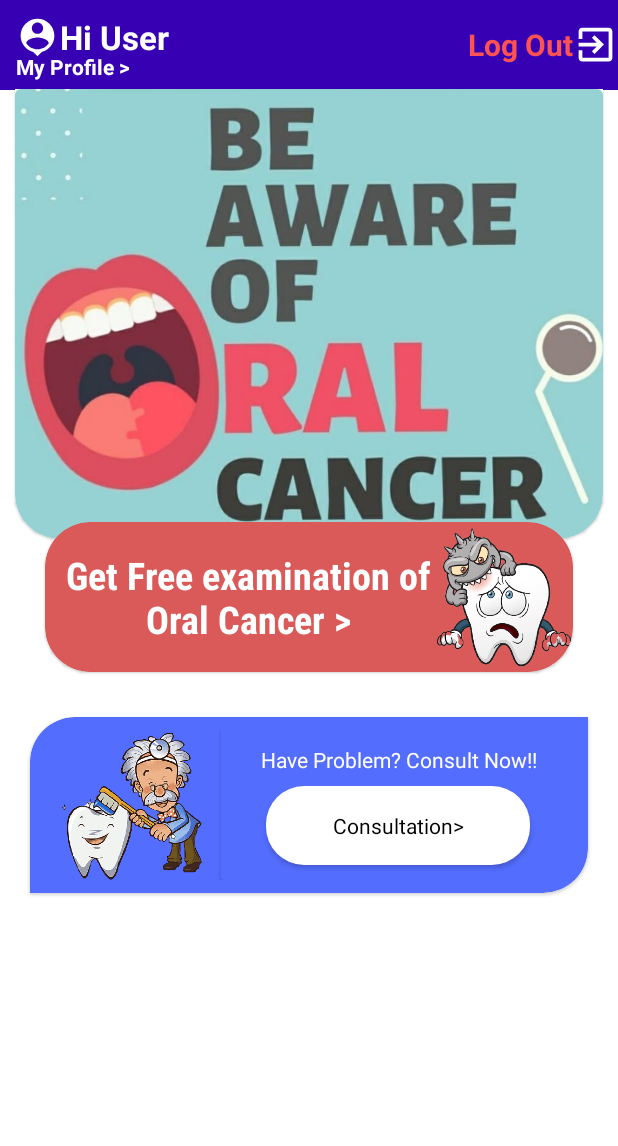
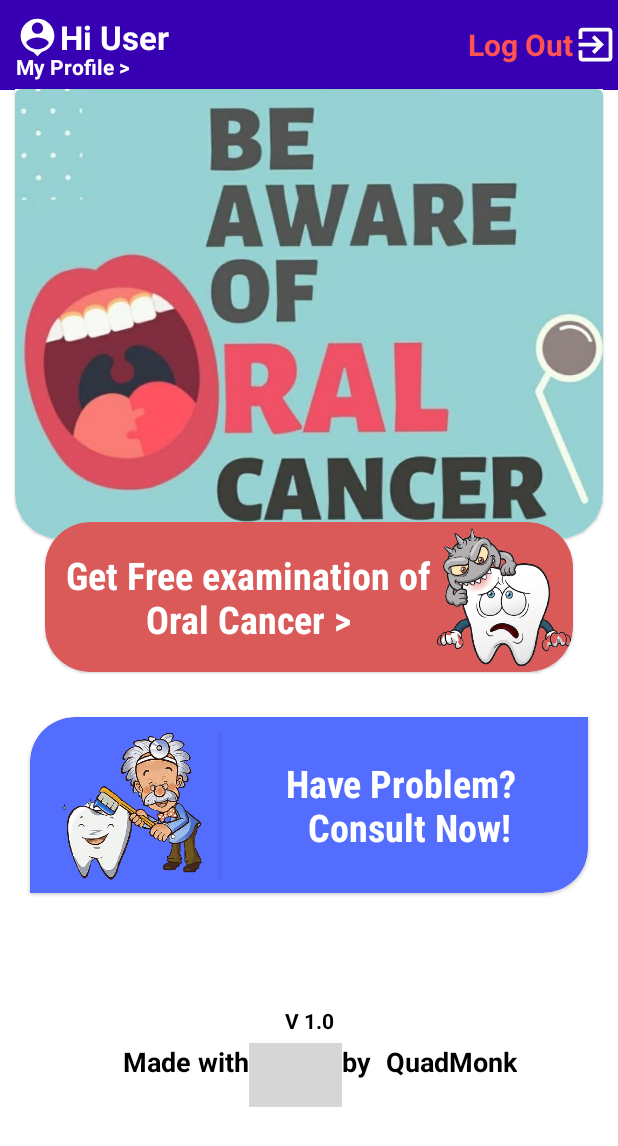
Before and after one commit to dineshlalgit/FirstDoctorV1.0, an Android app: the HomePage screen opened directly, with no data from a screen before it, on a phone screen of 412 x 824 dp. Shown: the top 1146 px of the screen. Run offline under Robolectric (Android 15) with nearby library versions, the light colour scheme and no system bars; our stand-ins replace Firebase (no records; nobody signed in at launch, a user with empty details on screens opened directly); grey boxes are pictures that could not be loaded.

Commit message:
Merge remote-tracking branch 'origin/master' into Vinay
# Conflicts:
#	app/src/main/AndroidManifest.xml

```diff
--- a/app/src/main/res/layout/activity_home_page.xml
+++ b/app/src/main/res/layout/activity_home_page.xml
@@ -4,18 +4,17 @@
     xmlns:tools="http://schemas.android.com/tools"
     android:layout_width="match_parent"
     android:layout_height="match_parent"
+    android:gravity="bottom"
+    app:layout_anchorGravity="bottom|center"
     tools:context=".HomePage">
 
     <ScrollView
         android:layout_width="match_parent"
-        android:layout_height="match_parent"
-        app:layout_constraintBottom_toBottomOf="parent"
-        app:layout_constraintEnd_toEndOf="parent"
-        app:layout_constraintTop_toTopOf="parent">
+        android:layout_height="match_parent">
 
         <LinearLayout
             android:layout_width="match_parent"
-            android:layout_height="wrap_content"
+            android:layout_height="match_parent"
             android:background="@color/white"
             android:orientation="vertical">
 
@@ -187,37 +186,22 @@
                             android:orientation="vertical"
                             android:scaleType="fitXY">
 
+
                             <TextView
-                                android:id="@+id/textView5"
-                                android:layout_width="match_parent"
-                                android:layout_height="wrap_content"
-                                android:layout_marginStart="20dp"
-                                android:layout_marginLeft="20dp"
-                                android:layout_marginTop="10dp"
-                                android:layout_marginEnd="20dp"
-                                android:layout_marginRight="20dp"
-                                android:gravity="center"
-                                android:text="Have Problem? Consult Now!!"
-                                android:textAppearance="@style/TextAppearance.AppCompat.Body1"
-                                android:textColor="#FFFFFF" />
-
-                            <Button
                                 android:id="@+id/btnconult"
                                 android:layout_width="match_parent"
-                                android:layout_height="20dp"
-                                android:layout_marginStart="30dp"
-                                android:layout_marginLeft="30dp"
-                                android:layout_marginTop="8dp"
-                                android:layout_marginEnd="30dp"
-                                android:layout_marginRight="30dp"
-                                android:layout_marginBottom="10dp"
-                                android:layout_weight="1"
-                                android:background="@drawable/bt_shape"
+                                android:layout_height="match_parent"
+                                android:layout_marginLeft="10dp"
+                                android:layout_weight="2"
+                                android:fontFamily="sans-serif-condensed-medium"
+                                android:gravity="center"
                                 android:onClick="onNextButtonClick"
-                                android:text="Consultation>"
+                                android:text="Have Problem? \n Consult Now!"
                                 android:textAppearance="@style/TextAppearance.AppCompat.Body1"
-                                android:textColor="#000000"
-                                app:backgroundTint="#FFFFFF" />
+                                android:textColor="#FFFFFF"
+                                android:textSize="25sp"
+                                android:textStyle="bold"
+                                app:backgroundTint="@android:color/transparent" />
                         </LinearLayout>
 
                     </androidx.cardview.widget.CardView>
@@ -225,6 +209,78 @@
                 </LinearLayout>
             </com.google.android.material.card.MaterialCardView>
 
+            <TextView
+                android:id="@+id/textView8"
+                android:layout_width="match_parent"
+                android:layout_height="wrap_content"
+                android:layout_gravity="bottom|center"
+                android:layout_marginTop="55dp"
+                android:foregroundGravity="bottom|center"
+                android:gravity="bottom|center"
+                android:text="V 1.0"
+                android:textStyle="bold"
+                android:textColor="#000000" />
+            <LinearLayout
+                android:id="@+id/luvinbrait"
+                android:layout_width="wrap_content"
+                android:layout_height="wrap_content"
+                android:layout_below="@+id/txtviewsearch"
+                android:layout_alignParentBottom="true"
+                android:layout_centerHorizontal="true"
+                android:layout_gravity="center"
+                android:layout_marginTop="5dp"
+                android:baselineAligned="false"
+                android:focusableInTouchMode="true"
+                android:foregroundGravity="center"
+                android:gravity="center|fill">
+
+                <TextView
+                    android:layout_width="wrap_content"
+                    android:layout_height="wrap_content"
+                    android:layout_marginLeft="15dp"
+                    android:gravity="center_horizontal"
+                    android:scrollbarAlwaysDrawHorizontalTrack="false"
+                    android:text="Made with"
+                    android:textAlignment="center"
+                    android:textColor="@color/black"
+                    android:textSize="18sp"
+                    android:textStyle="bold" />
+
+                <pl.droidsonroids.gif.GifImageView
+                    android:layout_width="62dp"
+                    android:layout_height="53dp"
+                    android:layout_gravity="center"
+                    android:layout_marginTop="-7dp"
+                    android:background="@drawable/love"
+                    android:scaleType="fitXY"
+                    android:scaleX="1"
+                    android:scaleY="1" />
+
+                <TextView
+                    android:id="@+id/textView21"
+                    android:layout_width="wrap_content"
+                    android:layout_height="wrap_content"
+                    android:layout_marginRight="10dp"
+                    android:gravity="center_horizontal"
+                    android:text="by"
+                    android:textAlignment="center"
+                    android:textColor="@color/black"
+                    android:textSize="18sp"
+                    android:textStyle="bold" />
+
+                <TextView
+                    android:id="@+id/textView23"
+                    android:layout_width="wrap_content"
+                    android:layout_height="wrap_content"
+                    android:gravity="center_horizontal"
+                    android:text="QuadMonk"
+                    android:textAlignment="center"
+                    android:textColor="@color/black"
+                    android:textSize="18sp"
+                    android:textStyle="bold" />
+            </LinearLayout>
+
+
 
         </LinearLayout>
 
```
Also changed, not shown: app/src/main/res/layout/activity_examination_one.xml (+13 -12 lines), app/src/main/res/layout/activity_main.xml (+15 -12 lines).
